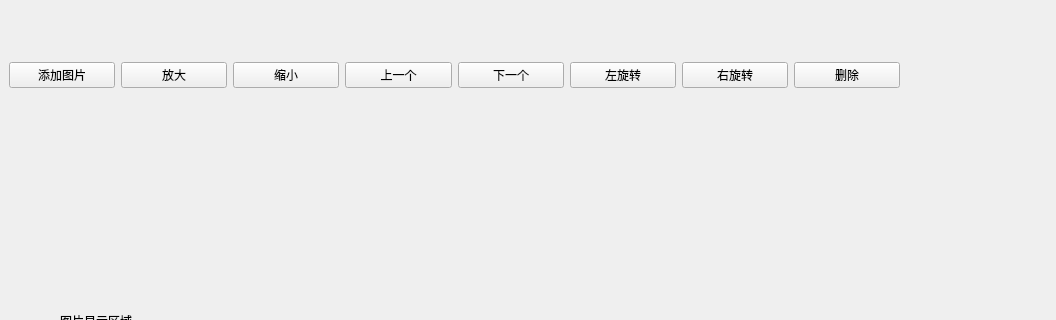
JackLovel/ImageViewer, file img_viewer/mainwindow.ui: the form before one commit; both pictures show x 0 to 1056 and y 0 to 320 of the 1056 by 600 pixel window.
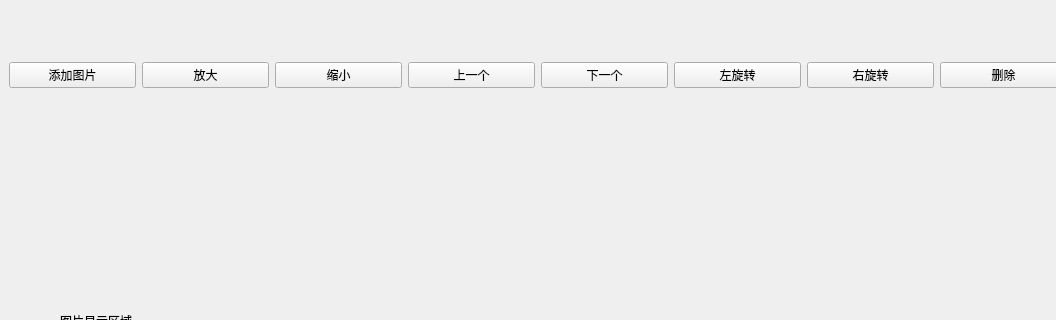
The form after the commit.

Commit message: 添加图片的功能

The edit to the form file:
```diff
--- a/img_viewer/mainwindow.ui
+++ b/img_viewer/mainwindow.ui
@@ -19,7 +19,7 @@
      <rect>
       <x>9</x>
       <y>40</y>
-      <width>891</width>
+      <width>1058</width>
       <height>71</height>
      </rect>
     </property>
```
The commit also changes 1 other file.
